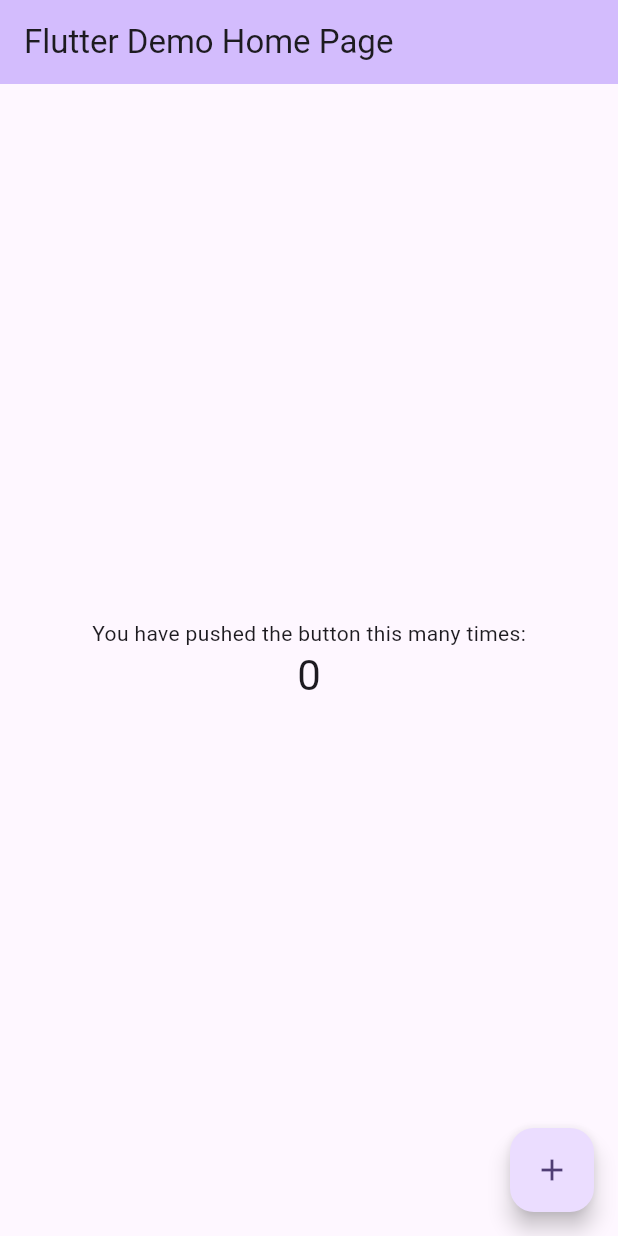
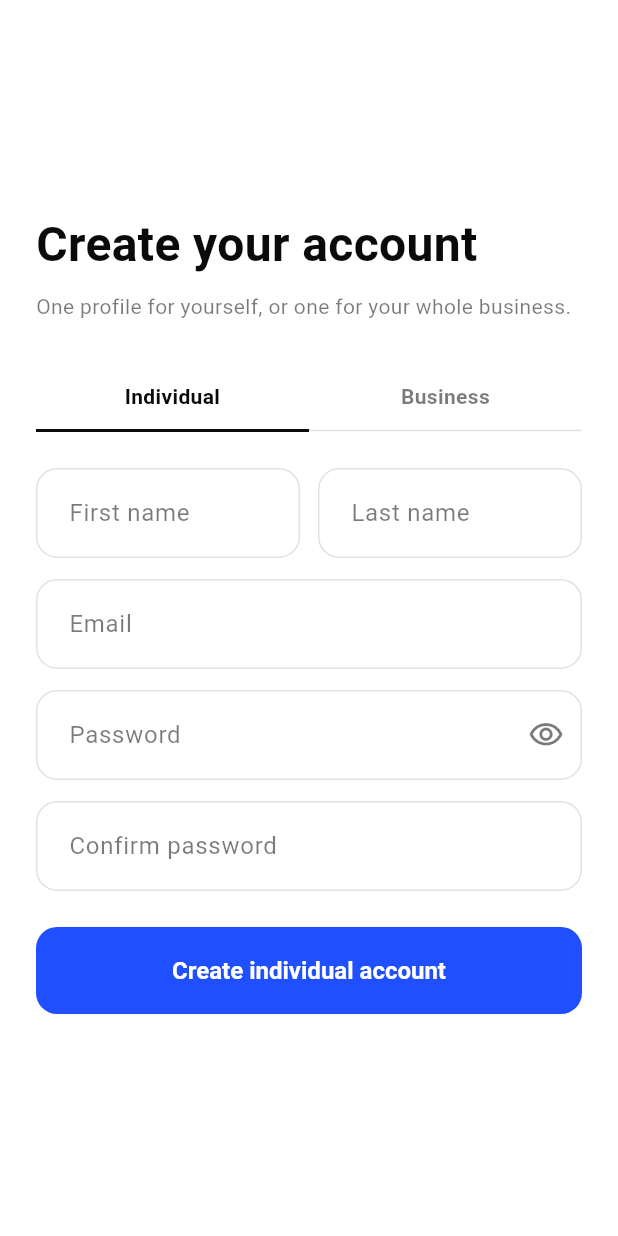
Before and after one commit to paulkavule/Flutter-Interview, a Flutter app: the screen it shows after launch, on a phone screen of 412 x 824 dp. Run offline on Flutter 3.47's test engine with Material 3 defaults, Android fonts, the phone set to English and light mode, and no system bars.

Commit message:
Question 2 Registration screen()

```diff
--- /dev/null
+++ b/lib/core/app_theme.dart
@@ -0,0 +1,50 @@
+import 'package:flutter/material.dart';
+
+abstract final class AppColors {
+  static const ink = Color(0xFF0A0A0A);
+  static const paper = Color(0xFFFFFFFF);
+  static const brand = Color(0xFF1F4FFF);
+  static const success = Color.fromARGB(255, 29, 123, 70);
+  static const danger = Color(0xFFE5322D);
+  static const muted = Color(0x8A0A0A0A);
+  static const hairline = Color(0x1F0A0A0A);
+}
+
+/// Minimal light theme: hairline outlines and generous radii, no decoration.
+ThemeData buildAppTheme() {
+  const radius = BorderRadius.all(Radius.circular(14));
+  OutlineInputBorder border(Color color, [double width = 1]) =>
+      OutlineInputBorder(
+        borderRadius: radius,
+        borderSide: BorderSide(color: color, width: width),
+      );
+
+  return ThemeData(
+    colorScheme: const ColorScheme.light(
+      primary: AppColors.brand,
+      secondary: AppColors.ink,
+      error: AppColors.danger,
+      onSurface: AppColors.ink,
+    ),
+    scaffoldBackgroundColor: AppColors.paper,
+    inputDecorationTheme: InputDecorationTheme(
+      contentPadding: const EdgeInsets.all(18),
+      labelStyle: const TextStyle(color: AppColors.muted),
+      floatingLabelStyle: const TextStyle(color: AppColors.brand),
+      enabledBorder: border(AppColors.hairline),
+      focusedBorder: border(AppColors.brand, 1.5),
+      errorBorder: border(AppColors.danger),
+      focusedErrorBorder: border(AppColors.danger, 1.5),
+    ),
+    filledButtonTheme: FilledButtonThemeData(
+      style: FilledButton.styleFrom(
+        backgroundColor: AppColors.brand,
+        disabledBackgroundColor: AppColors.brand.withValues(alpha: 0.45),
+        disabledForegroundColor: AppColors.paper,
+        minimumSize: const Size.fromHeight(58),
+        shape: const RoundedRectangleBorder(borderRadius: radius),
+        textStyle: const TextStyle(fontSize: 16, fontWeight: FontWeight.w600),
+      ),
+    ),
+  );
+}
--- a/lib/main.dart
+++ b/lib/main.dart
@@ -1,122 +1,27 @@
 import 'package:flutter/material.dart';
 
-void main() {
-  runApp(const MyApp());
-}
+import 'core/app_theme.dart';
+import 'registration/registration_api.dart';
+import 'registration/registration_screen.dart';
 
-class MyApp extends StatelessWidget {
-  const MyApp({super.key});
+void main() => runApp(RegistrationApp());
 
-  // This widget is the root of your application.
+class RegistrationApp extends StatelessWidget {
+  /// [api] is injectable so tests can substitute a fake HTTP client.
+  RegistrationApp({super.key, RegistrationApi? api})
+    : api = api ?? RegistrationApi();
+
+  final RegistrationApi api;
+
+  static final _theme = buildAppTheme();
+
   @override
   Widget build(BuildContext context) {
     return MaterialApp(
-      title: 'Flutter Demo',
-      theme: ThemeData(
-        // This is the theme of your application.
-        //
-        // TRY THIS: Try running your application with "flutter run". You'll see
-        // the application has a purple toolbar. Then, without quitting the app,
-        // try changing the seedColor in the colorScheme below to Colors.green
-        // and then invoke "hot reload" (save your changes or press the "hot
-        // reload" button in a Flutter-supported IDE, or press "r" if you used
-        // the command line to start the app).
-        //
-        // Notice that the counter didn't reset back to zero; the application
-        // state is not lost during the reload. To reset the state, use hot
-        // restart instead.
-        //
-        // This works for code too, not just values: Most code changes can be
-        // tested with just a hot reload.
-        colorScheme: .fromSeed(seedColor: Colors.deepPurple),
-      ),
-      home: const MyHomePage(title: 'Flutter Demo Home Page'),
+      title: 'Create account',
+      debugShowCheckedModeBanner: false,
+      theme: _theme,
+      home: RegistrationScreen(api: api),
     );
   }
 }
-
-class MyHomePage extends StatefulWidget {
-  const MyHomePage({super.key, required this.title});
-
-  // This widget is the home page of your application. It is stateful, meaning
-  // that it has a State object (defined below) that contains fields that affect
-  // how it looks.
-
-  // This class is the configuration for the state. It holds the values (in this
-  // case the title) provided by the parent (in this case the App widget) and
-  // used by the build method of the State. Fields in a Widget subclass are
-  // always marked "final".
-
-  final String title;
-
-  @override
-  State<MyHomePage> createState() => _MyHomePageState();
-}
-
-class _MyHomePageState extends State<MyHomePage> {
-  int _counter = 0;
-
-  void _incrementCounter() {
-    setState(() {
-      // This call to setState tells the Flutter framework that something has
-      // changed in this State, which causes it to rerun the build method below
-      // so that the display can reflect the updated values. If we changed
-      // _counter without calling setState(), then the build method would not be
-      // called again, and so nothing would appear to happen.
-      _counter++;
-    });
-  }
-
-  @override
-  Widget build(BuildContext context) {
-    // This method is rerun every time setState is called, for instance as done
-    // by the _incrementCounter method above.
-    //
-    // The Flutter framework has been optimized to make rerunning build methods
-    // fast, so that you can just rebuild anything that needs updating rather
-    // than having to individually change instances of widgets.
-    return Scaffold(
-      appBar: AppBar(
-        // TRY THIS: Try changing the color here to a specific color (to
-        // Colors.amber, perhaps?) and trigger a hot reload to see the AppBar
-        // change color while the other colors stay the same.
-        backgroundColor: Theme.of(context).colorScheme.inversePrimary,
-        // Here we take the value from the MyHomePage object that was created by
-        // the App.build method, and use it to set our appbar title.
-        title: Text(widget.title),
-      ),
-      body: Center(
-        // Center is a layout widget. It takes a single child and positions it
-        // in the middle of the parent.
-        child: Column(
-          // Column is also a layout widget. It takes a list of children and
-          // arranges them vertically. By default, it sizes itself to fit its
-          // children horizontally, and tries to be as tall as its parent.
-          //
-          // Column has various properties to control how it sizes itself and
-          // how it positions its children. Here we use mainAxisAlignment to
-          // center the children vertically; the main axis here is the vertical
-          // axis because Columns are vertical (the cross axis would be
-          // horizontal).
-          //
-          // TRY THIS: Invoke "debug painting" (choose the "Toggle Debug Paint"
-          // action in the IDE, or press "p" in the console), to see the
-          // wireframe for each widget.
-          mainAxisAlignment: .center,
-          children: [
-            const Text('You have pushed the button this many times:'),
-            Text(
-              '$_counter',
-              style: Theme.of(context).textTheme.headlineMedium,
-            ),
-          ],
-        ),
-      ),
-      floatingActionButton: FloatingActionButton(
-        onPressed: _incrementCounter,
-        tooltip: 'Increment',
-        child: const Icon(Icons.add),
-      ),
-    );
-  }
-}
--- /dev/null
+++ b/lib/registration/registration_api.dart
@@ -0,0 +1,75 @@
+import 'dart:async';
+import 'dart:convert';
+
+import 'package:http/http.dart' as http;
+
+import 'registration_models.dart';
+
+/// A failure the UI can show to the user verbatim.
+class RegistrationException implements Exception {
+  const RegistrationException(this.message);
+  final String message;
+
+  @override
+  String toString() => 'RegistrationException: $message';
+}
+
+/// Client for DummyJSON's simulated user-creation endpoint.
+///
+/// Transport, timeout and server errors are all normalised into
+/// [RegistrationException] so callers handle a single failure type.
+/// The [http.Client] is injectable for testing.
+class RegistrationApi {
+  RegistrationApi({http.Client? client}) : _client = client ?? http.Client();
+
+  static final _endpoint = Uri.https('dummyjson.com', '/users/add');
+  static const _timeout = Duration(seconds: 15);
+
+  final http.Client _client;
+
+  Future<RegisteredUser> register(RegistrationRequest request) async {
+    final http.Response response;
+    try {
+      response = await _client
+          .post(
+            _endpoint,
+            headers: const {'Content-Type': 'application/json'},
+            body: jsonEncode(request.toJson()),
+          )
+          .timeout(_timeout);
+    } on TimeoutException {
+      throw const RegistrationException(
+        'The server took too long to respond. Please try again.',
+      );
+    } on http.ClientException {
+      throw const RegistrationException(
+        'Could not reach the server. Check your connection and try again.',
+      );
+    }
+
+    final Object? body;
+    try {
+      body = jsonDecode(response.body);
+    } on FormatException {
+      throw RegistrationException(
+        'Unexpected response from the server (${response.statusCode}).',
+      );
+    }
+
+    if (response.statusCode >= 200 &&
+        response.statusCode < 300 &&
+        body is Map<String, dynamic>) {
+      return RegisteredUser.fromJson(body);
+    }
+
+    // DummyJSON reports failures as `{"message": "..."}`.
+    final message = body is Map<String, dynamic> ? body['message'] : null;
+    throw RegistrationException(
+      message is String
+          ? message
+          : 'Registration failed (${response.statusCode}). Please try again.',
+    );
+  }
+
+  void close() => _client.close();
+}
--- /dev/null
+++ b/lib/registration/registration_models.dart
@@ -0,0 +1,63 @@
+enum AccountType {
+  individual('Individual'),
+  business('Business');
+
+  const AccountType(this.label);
+  final String label;
+}
+
+class RegistrationRequest {
+  const RegistrationRequest({
+    required this.accountType,
+    required this.firstName,
+    required this.lastName,
+    required this.email,
+    required this.password,
+    this.companyName,
+  }) : assert(
+         accountType != AccountType.business || companyName != null,
+         'Business accounts require a company name',
+       );
+
+  final AccountType accountType;
+  final String firstName;
+  final String lastName;
+  final String email;
+  final String password;
+  final String? companyName;
+
+  Map<String, Object> toJson() => {
+    'firstName': firstName,
+    'lastName': lastName,
+    'email': email,
+    'password': password,
+    if (accountType == AccountType.business) 'company': {'name': companyName!},
+  };
+}
+
+/// The subset of the API's response the UI needs to confirm creation.
+class RegisteredUser {
+  const RegisteredUser({
+    required this.id,
+    required this.firstName,
+    required this.email,
+    this.companyName,
+  });
+
+  /// DummyJSON echoes an empty `company` object for every user, so a blank
+  /// name is normalised to `null` (an individual account).
+  factory RegisteredUser.fromJson(Map<String, dynamic> json) {
+    final company = (json['company'] as Map<String, dynamic>?)?['name'];
+    return RegisteredUser(
+      id: json['id'] as int,
+      firstName: json['firstName'] as String,
+      email: json['email'] as String,
+      companyName: company is String && company.isNotEmpty ? company : null,
+    );
+  }
+
+  final int id;
+  final String firstName;
+  final String email;
+  final String? companyName;
+}
--- /dev/null
+++ b/lib/registration/registration_screen.dart
@@ -0,0 +1,310 @@
+import 'package:flutter/material.dart';
+
+import '../core/app_theme.dart';
+import 'registration_api.dart';
+import 'registration_models.dart';
+import 'validators.dart';
+
+/// Registration for individual and business accounts.
+///
+/// Validation runs locally first; only valid data reaches [api]. Errors stay
+/// silent until the first submit attempt, then update live as the user types.
+class RegistrationScreen extends StatefulWidget {
+  const RegistrationScreen({super.key, required this.api});
+
+  final RegistrationApi api;
+
+  @override
+  State<RegistrationScreen> createState() => _RegistrationScreenState();
+}
+
+class _RegistrationScreenState extends State<RegistrationScreen> {
+  final _formKey = GlobalKey<FormState>();
+  final _firstName = TextEditingController();
+  final _lastName = TextEditingController();
+  final _company = TextEditingController();
+  final _email = TextEditingController();
+  final _password = TextEditingController();
+  final _confirm = TextEditingController();
+
+  AccountType _accountType = AccountType.individual;
+  AutovalidateMode _autovalidate = AutovalidateMode.disabled;
+  bool _submitting = false;
+  bool _obscurePassword = true;
+  String? _message;
+  bool _isSuccess = false;
+
+  bool get _isBusiness => _accountType == AccountType.business;
+
+  List<TextEditingController> get _controllers => [
+    _firstName,
+    _lastName,
+    _company,
+    _email,
+    _password,
+    _confirm,
+  ];
+
+  @override
+  void dispose() {
+    for (final c in _controllers) {
+      c.dispose();
+    }
+    super.dispose();
+  }
+
+  Future<void> _submit() async {
+    FocusScope.of(context).unfocus();
+    if (!_formKey.currentState!.validate()) {
+      setState(() => _autovalidate = AutovalidateMode.onUserInteraction);
+      return;
+    }
+    setState(() {
+      _submitting = true;
+      _message = null;
+    });
+
+    final request = RegistrationRequest(
+      accountType: _accountType,
+      firstName: _firstName.text.trim(),
+      lastName: _lastName.text.trim(),
+      email: _email.text.trim().toLowerCase(),
+      password: _password.text,
+      companyName: _isBusiness ? _company.text.trim() : null,
+    );
+
+    String message;
+    var success = false;
+    try {
+      final user = await widget.api.register(request);
+      final owner = user.companyName == null ? '' : ' for ${user.companyName}';
+      message =
+          'Welcome, ${user.firstName}. Account #${user.id}$owner was created.';
+      success = true;
+    } on RegistrationException catch (e) {
+      message = e.message;
+    } catch (_) {
+      message = 'Something went wrong. Please try again.';
+    }
+
+    if (!mounted) return;
+    setState(() {
+      _submitting = false;
+      _message = message;
+      _isSuccess = success;
+      if (success) {
+        for (final c in _controllers) {
+          c.clear();
+        }
+        _formKey.currentState!.reset();
+        _autovalidate = AutovalidateMode.disabled;
+      }
+    });
+  }
+
+  @override
+  Widget build(BuildContext context) {
+    const gap = SizedBox(height: 14);
+    return Scaffold(
+      body: SafeArea(
+        child: Center(
+          child: SingleChildScrollView(
+            padding: const EdgeInsets.fromLTRB(24, 32, 24, 40),
+            child: ConstrainedBox(
+              constraints: const BoxConstraints(maxWidth: 460),
+              child: Form(
+                key: _formKey,
+                autovalidateMode: _autovalidate,
+                child: AutofillGroup(
+                  child: Column(
+                    crossAxisAlignment: CrossAxisAlignment.stretch,
+                    children: [
+                      const Text(
+                        'Create your account',
+                        style: TextStyle(
+                          fontSize: 32,
+                          fontWeight: FontWeight.w700,
+                        ),
+                      ),
+                      const SizedBox(height: 8),
+                      const Text(
+                        'One profile for yourself, or one for your whole business.',
+                        style: TextStyle(color: AppColors.muted),
+                      ),
+                      const SizedBox(height: 28),
+                      _accountTypeSelector(),
+                      const SizedBox(height: 24),
+                      Row(
+                        crossAxisAlignment: CrossAxisAlignment.start,
+                        children: [
+                          Expanded(
+                            child: _field(
+                              _firstName,
+                              'First name',
+                              AutofillHints.givenName,
+                              (v) => Validators.name(v, field: 'First name'),
+                            ),
+                          ),
+                          const SizedBox(width: 12),
+                          Expanded(
+                            child: _field(
+                              _lastName,
+                              'Last name',
+                              AutofillHints.familyName,
+                              (v) => Validators.name(v, field: 'Last name'),
+                            ),
+                          ),
+                        ],
+                      ),
+                      if (_isBusiness) ...[
+                        gap,
+                        _field(
+                          _company,
+                          'Company name',
+                          AutofillHints.organizationName,
+                          Validators.company,
+                        ),
+                      ],
+                      gap,
+                      _field(
+                        _email,
+                        _isBusiness ? 'Work email' : 'Email',
+                        AutofillHints.email,
+                        Validators.email,
+                        keyboardType: TextInputType.emailAddress,
+                      ),
+                      gap,
+                      _field(
+                        _password,
+                        'Password',
+                        AutofillHints.newPassword,
+                        Validators.password,
+                        obscure: _obscurePassword,
+                        suffix: IconButton(
+                          tooltip: _obscurePassword
+                              ? 'Show password'
+                              : 'Hide password',
+                          icon: Icon(
+                            _obscurePassword
+                                ? Icons.visibility_outlined
+                                : Icons.visibility_off_outlined,
+                            color: AppColors.muted,
+                          ),
+                          onPressed: () => setState(
+                            () => _obscurePassword = !_obscurePassword,
+                          ),
+                        ),
+                      ),
+                      gap,
+                      _field(
+                        _confirm,
+                        'Confirm password',
+                        AutofillHints.newPassword,
+                        (v) => Validators.confirmPassword(v, _password.text),
+                        obscure: _obscurePassword,
+                        isLast: true,
+                      ),
+                      const SizedBox(height: 24),
+                      if (_message != null) ...[
+                        Text(
+                          _message!,
+                          style: TextStyle(
+                            color: _isSuccess
+                                ? AppColors.success
+                                : AppColors.danger,
+                          ),
+                        ),
+                        const SizedBox(height: 16),
+                      ],
+                      FilledButton(
+                        onPressed: _submitting ? null : _submit,
+                        child: _submitting
+                            ? const SizedBox.square(
+                                dimension: 22,
+                                child: CircularProgressIndicator(
+                                  strokeWidth: 2.4,
+                                  color: AppColors.paper,
+                                ),
+                              )
+                            : Text(
+                                'Create ${_accountType.label.toLowerCase()} account',
+                              ),
+                      ),
+                    ],
+                  ),
+                ),
+              ),
+            ),
+          ),
+        ),
+      ),
+    );
+  }
+
+  Widget _accountTypeSelector() {
+    return Row(
+      children: [
+        for (final type in AccountType.values)
+          Expanded(
+            child: Semantics(
+              button: true,
+              selected: type == _accountType,
+              child: GestureDetector(
+                behavior: HitTestBehavior.opaque,
+                onTap: _submitting
+                    ? null
+                    : () => setState(() => _accountType = type),
+                child: Container(
+                  padding: const EdgeInsets.symmetric(vertical: 12),
+                  decoration: BoxDecoration(
+                    border: Border(
+                      bottom: BorderSide(
+                        color: type == _accountType
+                            ? AppColors.ink
+                            : AppColors.hairline,
+                        width: type == _accountType ? 2 : 1,
+                      ),
+                    ),
+                  ),
+                  child: Text(
+                    type.label,
+                    textAlign: TextAlign.center,
+                    style: TextStyle(
+                      fontWeight: FontWeight.w600,
+                      color: type == _accountType
+                          ? AppColors.ink
+                          : AppColors.muted,
+                    ),
+                  ),
+                ),
+              ),
+            ),
+          ),
+      ],
+    );
+  }
+
+  Widget _field(
+    TextEditingController controller,
+    String label,
+    String autofill,
+    FormFieldValidator<String> validator, {
+    TextInputType? keyboardType,
+    bool obscure = false,
+    bool isLast = false,
+    Widget? suffix,
+  }) {
+    return TextFormField(
+      controller: controller,
+      enabled: !_submitting,
+      validator: validator,
+      obscureText: obscure,
+      autocorrect: !obscure && keyboardType == null,
+      keyboardType: keyboardType,
+      autofillHints: [autofill],
+      textInputAction: isLast ? TextInputAction.done : TextInputAction.next,
+      onFieldSubmitted: isLast ? (_) => _submit() : null,
+      decoration: InputDecoration(labelText: label, suffixIcon: suffix),
+    );
+  }
+}
--- /dev/null
+++ b/lib/registration/validators.dart
@@ -0,0 +1,51 @@
+/// Pure form validators. Each returns an error message, or `null` when valid,
+/// matching the [FormFieldValidator] contract.
+abstract final class Validators {
+  static final _name = RegExp(r"^[\p{L}][\p{L} '\-]*$", unicode: true);
+  static final _email = RegExp(r'^[^\s@]+@[^\s@]+\.[^\s@]{2,}$');
+  static final _passwordRules = [
+    RegExp('[A-Z]'),
+    RegExp('[a-z]'),
+    RegExp(r'\d'),
+    RegExp(r'[^A-Za-z0-9]'),
+  ];
+
+  static String? name(String? value, {String field = 'Name'}) {
+    final v = value?.trim() ?? '';
+    if (v.isEmpty) return '$field is required';
+    if (v.length < 2) return '$field is too short';
+    if (!_name.hasMatch(v)) return '$field contains invalid characters';
+    return null;
+  }
+
+  static String? email(String? value) {
+    final v = value?.trim() ?? '';
+    if (v.isEmpty) return 'Email is required';
+    if (!_email.hasMatch(v)) return 'Enter a valid email address';
+    return null;
+  }
+
+  /// Requires 8+ characters mixing upper, lower, digit and symbol.
+  static String? password(String? value) {
+    final v = value ?? '';
+    if (v.isEmpty) return 'Password is required';
+    if (v.length < 8) return 'Use at least 8 characters';
+    if (!_passwordRules.every(v.contains)) {
+      return 'Mix upper & lower case, a number and a symbol';
+    }
+    return null;
+  }
+
+  static String? confirmPassword(String? value, String original) {
+    if (value == null || value.isEmpty) return 'Please confirm your password';
+    if (value != original) return 'Passwords do not match';
+    return null;
+  }
+
+  static String? company(String? value) {
+    final v = value?.trim() ?? '';
+    if (v.isEmpty) return 'Company name is required';
+    if (v.length < 2) return 'Company name is too short';
+    return null;
+  }
+}
--- a/pubspec.yaml
+++ b/pubspec.yaml
@@ -34,6 +34,7 @@ dependencies:
   # The following adds the Cupertino Icons font to your application.
   # Use with the CupertinoIcons class for iOS style icons.
   cupertino_icons: ^1.0.8
+  http: ^1.6.0
 
 dev_dependencies:
   flutter_test:
```
Also changed, not shown: 7 other files.
